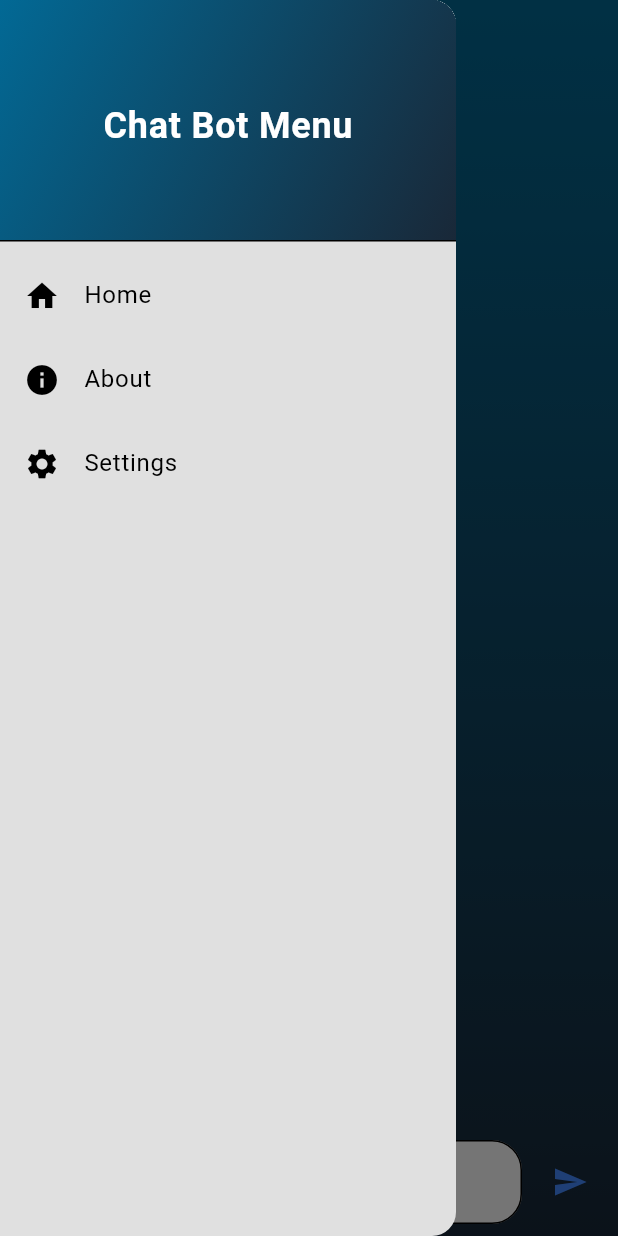
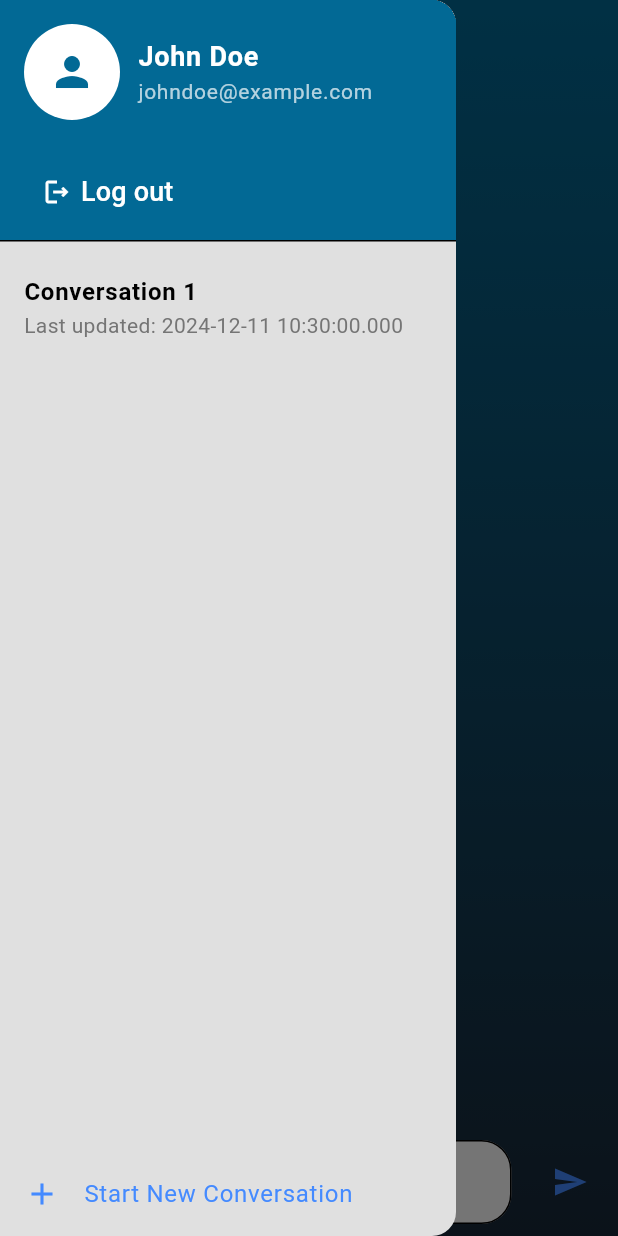
Before and after one commit to Akram832/healthMateAI, a Flutter app: the screen it shows after launch, with the side drawer open, on a phone screen of 412 x 824 dp. Run offline on Flutter 3.47's test engine with Material 3 defaults, Android fonts, the phone set to English and light mode, and no system bars; our stand-ins replace animated_text_kit, equatable, flutter_bloc.

Commit message:
added chat ui still working on loading previous conversations

```diff
--- /dev/null
+++ b/app/lib/features/chat_bot/presentation/components/account_info.dart
@@ -0,0 +1,102 @@
+import 'package:flutter/material.dart';
+
+class AccountInfoHeader extends StatelessWidget {
+  final String userName;
+  final String userEmail;
+  final String? profileImageUrl;
+  final VoidCallback onEditProfile;
+
+  const AccountInfoHeader({
+    super.key,
+    required this.userName,
+    required this.userEmail,
+    this.profileImageUrl,
+    required this.onEditProfile,
+  });
+
+  @override
+  Widget build(BuildContext context) {
+    return DrawerHeader(
+      decoration: const BoxDecoration(
+        color: Color.fromARGB(255, 2, 105, 149),
+      ),
+      child: Column(
+        crossAxisAlignment: CrossAxisAlignment.start,
+        children: [
+          // Profile Picture
+          Row(
+            children: [
+              CircleAvatar(
+                radius: 32,
+                backgroundColor: Colors.white,
+                backgroundImage: profileImageUrl != null
+                    ? NetworkImage(profileImageUrl!)
+                    : null,
+                child: profileImageUrl == null
+                    ? const Icon(
+                        Icons.person,
+                        size: 32,
+                        color: Color.fromARGB(255, 2, 105, 149),
+                      )
+                    : null,
+              ),
+              const SizedBox(width: 12),
+              // Account Name and Email (constrained)
+              Expanded(
+                child: Column(
+                  crossAxisAlignment: CrossAxisAlignment.start,
+                  children: [
+                    Text(
+                      userName,
+                      style: const TextStyle(
+                        color: Colors.white,
+                        fontSize: 18,
+                        fontWeight: FontWeight.bold,
+                      ),
+                      maxLines: 1, // Avoid overflow by limiting to 1 line
+                      overflow: TextOverflow.ellipsis,
+                    ),
+                    Text(
+                      userEmail,
+                      style: const TextStyle(
+                        color: Colors.white70,
+                        fontSize: 14,
+                      ),
+                      maxLines: 1, // Avoid overflow by limiting to 1 line
+                      overflow: TextOverflow.ellipsis,
+                    ),
+                  ],
+                ),
+              ),
+            ],
+          ),
+          const Spacer(),
+
+          // Edit Profile Button
+          Align(
+            alignment: Alignment.bottomLeft,
+            child: TextButton(
+              onPressed: onEditProfile,
+              child: Row(
+                children: [
+                  Icon(
+                    Icons.logout_outlined,
+                    size: 20,
+                  ),
+                  SizedBox(width: 6),
+                  const Text(
+                    "Log out",
+                    style: TextStyle(
+                      color: Colors.white,
+                      fontSize: 18,
+                    ),
+                  ),
+                ],
+              ),
+            ),
+          ),
+        ],
+      ),
+    );
+  }
+}
--- /dev/null
+++ b/app/lib/features/chat_bot/presentation/components/app_drawer.dart
@@ -0,0 +1,76 @@
+import 'package:app/features/chat_bot/presentation/components/account_info.dart';
+import 'package:flutter/material.dart';
+
+class ConversationDrawer extends StatelessWidget {
+  final List<Map<String, dynamic>> conversations;
+  final Function(int) onConversationSelected;
+  final VoidCallback onNewConversation;
+
+  const ConversationDrawer({
+    super.key,
+    required this.conversations,
+    required this.onConversationSelected,
+    required this.onNewConversation,
+  });
+
+  @override
+  Widget build(BuildContext context) {
+    return Drawer(
+      child: Column(
+        children: [
+          // Use the new AccountInfoHeader widget
+          AccountInfoHeader(
+            userName: "John Doe", // Replace with dynamic user name
+            userEmail: "johndoe@example.com", // Replace with dynamic email
+            profileImageUrl: null, // Optional: Provide a profile image URL
+            onEditProfile: () {
+              // Handle "Edit Profile" functionality
+              ScaffoldMessenger.of(context).showSnackBar(
+                const SnackBar(content: Text("Edit Profile clicked")),
+              );
+            },
+          ),
+
+          // List of Conversations
+          Expanded(
+            child: ListView.builder(
+              itemCount: conversations.length,
+              itemBuilder: (context, index) {
+                final conversation = conversations[index];
+                return ListTile(
+                  title: Text(
+                    conversation["title"],
+                    maxLines: 1,
+                    overflow: TextOverflow.ellipsis,
+                    style: const TextStyle(fontWeight: FontWeight.bold),
+                  ),
+                  subtitle: Text(
+                    "Last updated: ${conversation['lastUpdated']}",
+                    style: TextStyle(color: Colors.grey[600]),
+                  ),
+                  onTap: () {
+                    onConversationSelected(index);
+                    Navigator.pop(context); // Close the drawer
+                  },
+                );
+              },
+            ),
+          ),
+
+          // "Start New Conversation" Option
+          ListTile(
+            leading: const Icon(Icons.add, color: Colors.blueAccent),
+            title: const Text(
+              "Start New Conversation",
+              style: TextStyle(color: Colors.blueAccent),
+            ),
+            onTap: () {
+              onNewConversation();
+              Navigator.pop(context); // Close the drawer
+            },
+          ),
+        ],
+      ),
+    );
+  }
+}
--- a/app/lib/features/chat_bot/presentation/pages/chat_bot_page.dart
+++ b/app/lib/features/chat_bot/presentation/pages/chat_bot_page.dart
@@ -1,6 +1,7 @@
+import 'package:app/features/chat_bot/presentation/components/app_drawer.dart';
+import 'package:app/features/chat_bot/presentation/components/message_input.dart';
+import 'package:flutter/material.dart';
 import 'package:app/features/chat_bot/presentation/components/message.dart';
-import 'package:flutter/material.dart';
-// Assurez-vous que ce chemin est correct
 
 class ChatBotPage extends StatefulWidget {
   const ChatBotPage({super.key});
@@ -11,106 +12,91 @@ class ChatBotPage extends StatefulWidget {
 
 class _ChatBotPageState extends State<ChatBotPage> {
   final TextEditingController controller = TextEditingController();
-  final List<Map<String, String>> messages =
-      []; // Liste des messages (user/bot)
 
+  // List of conversations
+  List<Map<String, dynamic>> conversations = [];
+  int currentConversationIndex = 0;
+
+  @override
+  void initState() {
+    super.initState();
+
+    // Initialize with the first conversation
+    conversations.add({
+      "title": "Conversation 1",
+      "messages": [],
+      "lastUpdated": DateTime.now(),
+    });
+  }
+
+  // Function to send a message
   void sendMessage() {
     if (controller.text.trim().isNotEmpty) {
       setState(() {
-        // Ajouter le message de l'utilisateur à la liste
-        messages.add({'sender': 'user', 'message': controller.text.trim()});
+        // Add user's message to the current conversation
+        conversations[currentConversationIndex]["messages"].add({
+          "sender": "user",
+          "message": controller.text.trim(),
+        });
+
+        // Update lastUpdated timestamp
+        conversations[currentConversationIndex]["lastUpdated"] = DateTime.now();
       });
-      controller.clear(); // Réinitialiser le champ de texte
 
-      // Simuler une réponse automatique du bot
+      controller.clear();
+
+      // Simulate a bot response
       Future.delayed(const Duration(seconds: 1), () {
         setState(() {
-          messages.add({'sender': 'bot', 'message': 'This is a bot response!'});
+          conversations[currentConversationIndex]["messages"].add({
+            "sender": "bot",
+            "message": "This is a bot response!",
+          });
+
+          // Update lastUpdated timestamp again
+          conversations[currentConversationIndex]["lastUpdated"] =
+              DateTime.now();
         });
       });
     }
   }
 
+  // Function to start a new conversation
+  void startNewConversation() {
+    setState(() {
+      conversations.add({
+        "title": "Conversation ${conversations.length + 1}",
+        "messages": [],
+        "lastUpdated": DateTime.now(),
+      });
+
+      // Switch to the new conversation
+      currentConversationIndex = conversations.length - 1;
+    });
+  }
+
   @override
   Widget build(BuildContext context) {
+    final currentConversation = conversations[currentConversationIndex];
+
     return Scaffold(
       resizeToAvoidBottomInset: true,
-      drawer: Drawer(
-        child: ListView(
-          padding: EdgeInsets.zero,
-          children: [
-            DrawerHeader(
-              decoration: BoxDecoration(
-                gradient: LinearGradient(
-                  colors: [
-                    Color.fromARGB(255, 2, 105, 149),
-                    Color.fromARGB(255, 25, 40, 56),
-                  ],
-                  begin: Alignment.topLeft,
-                  end: Alignment.bottomRight,
-                ),
-              ),
-              child: const Center(
-                child: Text(
-                  'Chat Bot Menu',
-                  style: TextStyle(
-                    color: Colors.white,
-                    fontSize: 24,
-                    fontWeight: FontWeight.bold,
-                  ),
-                ),
-              ),
-            ),
-            ListTile(
-              leading: const Icon(Icons.home),
-              title: const Text('Home'),
-              onTap: () {
-                // Action pour "Home"
-                Navigator.pop(context);
-              },
-            ),
-            ListTile(
-              leading: const Icon(Icons.info),
-              title: const Text('About'),
-              onTap: () {
-                // Action pour "About"
-                Navigator.pop(context);
-                showDialog(
-                  context: context,
-                  builder: (context) {
-                    return AlertDialog(
-                      title: const Text('About'),
-                      content: const Text('This is a chat bot application.'),
-                      actions: [
-                        TextButton(
-                          onPressed: () {
-                            Navigator.pop(context);
-                          },
-                          child: const Text('OK'),
-                        ),
-                      ],
-                    );
-                  },
-                );
-              },
-            ),
-            ListTile(
-              leading: const Icon(Icons.settings),
-              title: const Text('Settings'),
-              onTap: () {
-                // Action pour "Settings"
-                Navigator.pop(context);
-              },
-            ),
-          ],
-        ),
+      drawer: ConversationDrawer(
+        conversations: conversations,
+        onConversationSelected: (index) {
+          setState(() {
+            currentConversationIndex =
+                index; // Update to the selected conversation
+          });
+        },
+        onNewConversation: startNewConversation,
       ),
       body: Container(
         decoration: const BoxDecoration(
           gradient: LinearGradient(
             colors: [
-              Color.fromARGB(255, 2, 105, 149), // Couleur de début
-              Color.fromARGB(255, 25, 40, 56), // Couleur de fin
+              Color.fromARGB(255, 2, 105, 149), // Start color
+              Color.fromARGB(255, 25, 40, 56), // End color
             ],
             begin: Alignment.topCenter,
             end: Alignment.bottomCenter,
@@ -124,53 +110,48 @@ class _ChatBotPageState extends State<ChatBotPage> {
                 elevation: 0,
                 centerTitle: true,
                 iconTheme: const IconThemeData(
-                  color: Colors
-                      .white, // Remplacez cette couleur par celle souhaitée
+                  color: Colors.white,
                 ),
-                title: const Text(
-                  "Chat Bot",
-                  style: TextStyle(
+                title: Text(
+                  currentConversation["title"],
+                  style: const TextStyle(
                     color: Colors.white,
                     fontSize: 24,
                     fontWeight: FontWeight.bold,
                   ),
                 ),
               ),
-              // Liste des messages
+              // List of messages
               Expanded(
                 child: ListView.builder(
-                  itemCount: messages.length,
+                  itemCount: currentConversation["messages"].length,
                   itemBuilder: (context, index) {
-                    final message = messages[index];
+                    final message = currentConversation["messages"][index];
                     return ChatMessageBubble(
-                      sender: message['sender']!,
-                      message: message['message']!,
+                      sender: message["sender"],
+                      message: message["message"],
                     );
                   },
                 ),
               ),
-              // Champ d'entrée et bouton d'envoi
+              // Input field and send button
               Padding(
                 padding: const EdgeInsets.all(8.0),
                 child: Row(
                   children: [
                     Expanded(
-                      child: TextField(
-                        controller: controller,
-                        decoration: const InputDecoration(
-                          hintText: "Type your message...",
-                          filled: true,
-                          fillColor: Colors.white,
-                          border: OutlineInputBorder(
-                            borderRadius: BorderRadius.all(Radius.circular(20)),
-                          ),
-                        ),
-                      ),
+                      child: GestureDetector(
+                          onTap: () {
+                            FocusScope.of(context).requestFocus(FocusNode());
+                          },
+                          child: TextInput(
+                            controller: controller,
+                            hintText: "Type your message...",
+                          )),
                     ),
-                    const SizedBox(width: 8),
                     IconButton(
                       icon: const Icon(Icons.send, color: Colors.blueAccent),
-                      onPressed: sendMessage, // Appeler la fonction d'envoi
+                      onPressed: sendMessage,
                     ),
                   ],
                 ),
```
Also changed, not shown: app/lib/features/chat_bot/presentation/components/message.dart (+8 -3 lines), app/lib/features/chat_bot/presentation/components/message_input.dart (+11 -19 lines).
